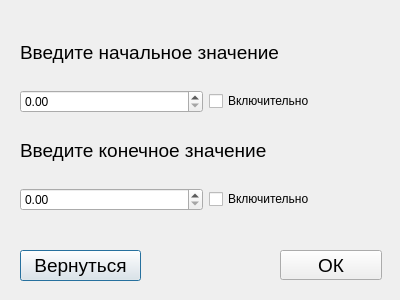
Qt form layouts/knowledgeEditorDimensionalEdit_classFeatureDef.ui (RyndychRD/Classifier) before a commit.
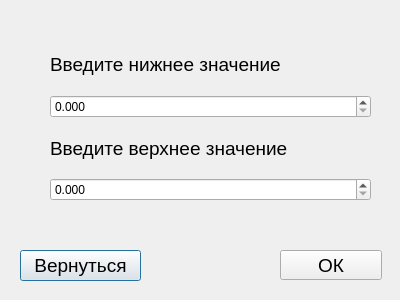
The same form after that commit.

Patch:
```diff
--- a/layouts/knowledgeEditorDimensionalEdit_classFeatureDef.ui
+++ b/layouts/knowledgeEditorDimensionalEdit_classFeatureDef.ui
@@ -61,19 +61,19 @@
     <string>ОК</string>
    </property>
   </widget>
-  <widget class="QWidget" name="layoutWidget">
+  <widget class="QWidget" name="">
    <property name="geometry">
     <rect>
-     <x>20</x>
-     <y>20</y>
-     <width>371</width>
-     <height>191</height>
+     <x>50</x>
+     <y>40</y>
+     <width>321</width>
+     <height>161</height>
     </rect>
    </property>
-   <layout class="QVBoxLayout" name="verticalLayout">
+   <layout class="QVBoxLayout" name="verticalLayout_3">
     <item>
-     <layout class="QGridLayout" name="gridLayout">
-      <item row="0" column="0" colspan="2">
+     <layout class="QVBoxLayout" name="verticalLayout">
+      <item>
        <widget class="QLabel" name="label">
         <property name="font">
          <font>
@@ -81,32 +81,25 @@
          </font>
         </property>
         <property name="text">
-         <string>Введите начальное значение</string>
+         <string>Введите нижнее значение</string>
         </property>
        </widget>
       </item>
-      <item row="1" column="0">
-       <widget class="QDoubleSpinBox" name="spinBox_start_dimensionalEdit">
-        <property name="maximum">
-         <double>999999999.000000000000000</double>
+      <item>
+       <widget class="QDoubleSpinBox" name="spinbox_min">
+        <property name="decimals">
+         <number>3</number>
         </property>
         <property name="singleStep">
-         <double>0.100000000000000</double>
-        </property>
-       </widget>
-      </item>
-      <item row="1" column="1">
-       <widget class="QCheckBox" name="check_MinValue_dimensionalEdit">
-        <property name="text">
-         <string>Включительно</string>
+         <double>0.001000000000000</double>
         </property>
        </widget>
       </item>
      </layout>
     </item>
     <item>
-     <layout class="QGridLayout" name="gridLayout_2">
-      <item row="0" column="0" colspan="2">
+     <layout class="QVBoxLayout" name="verticalLayout_2">
+      <item>
        <widget class="QLabel" name="label_2">
         <property name="font">
          <font>
@@ -114,24 +107,17 @@
          </font>
         </property>
         <property name="text">
-         <string>Введите конечное значение</string>
+         <string>Введите верхнее значение</string>
         </property>
        </widget>
       </item>
-      <item row="1" column="0">
-       <widget class="QDoubleSpinBox" name="spinBox_end_dimensionalEdit">
-        <property name="maximum">
-         <double>999999999.000000000000000</double>
+      <item>
+       <widget class="QDoubleSpinBox" name="spinbox_max">
+        <property name="decimals">
+         <number>3</number>
         </property>
         <property name="singleStep">
-         <double>0.100000000000000</double>
-        </property>
-       </widget>
-      </item>
-      <item row="1" column="1">
-       <widget class="QCheckBox" name="check_MaxValue_dimensionalEdit">
-        <property name="text">
-         <string>Включительно</string>
+         <double>0.001000000000000</double>
         </property>
        </widget>
       </item>
```
